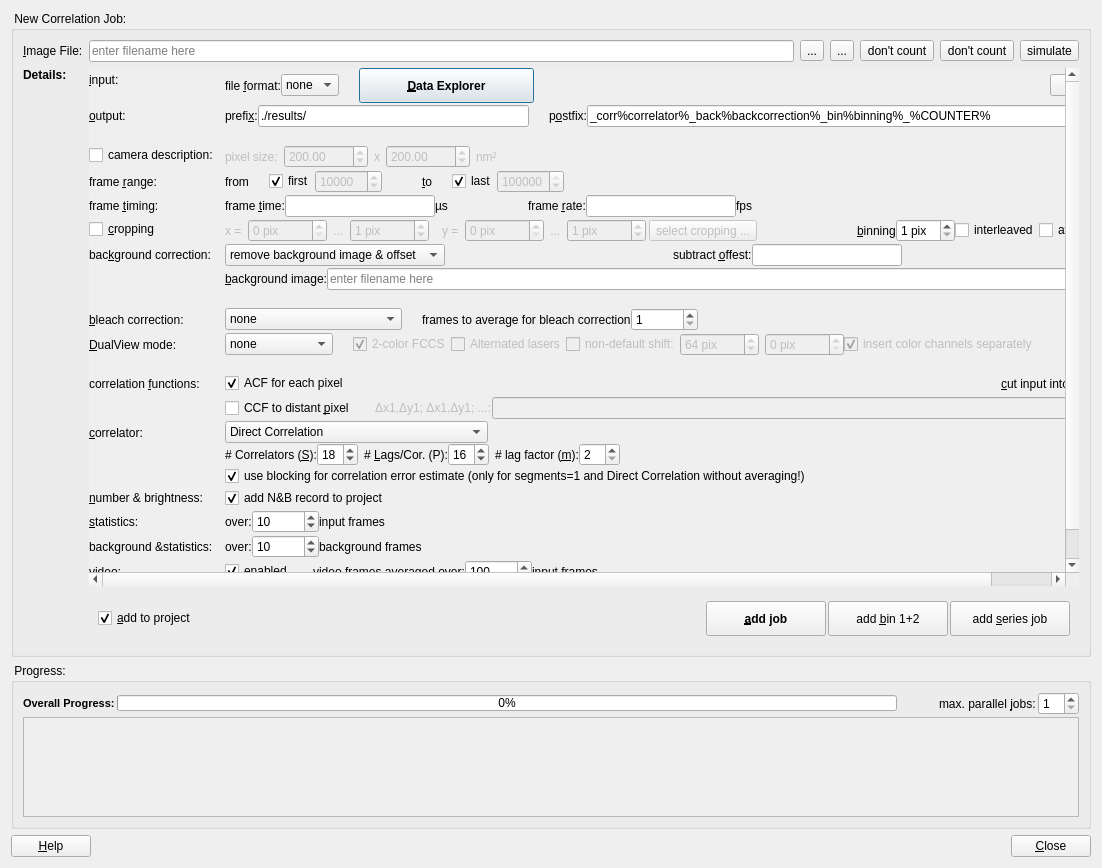
This is plugins/imagingfcs/qfrdrimagingfcscorrelationdialog.ui in lukl/QuickFit3 as Qt 5 draws it before an edit. The edited form follows.
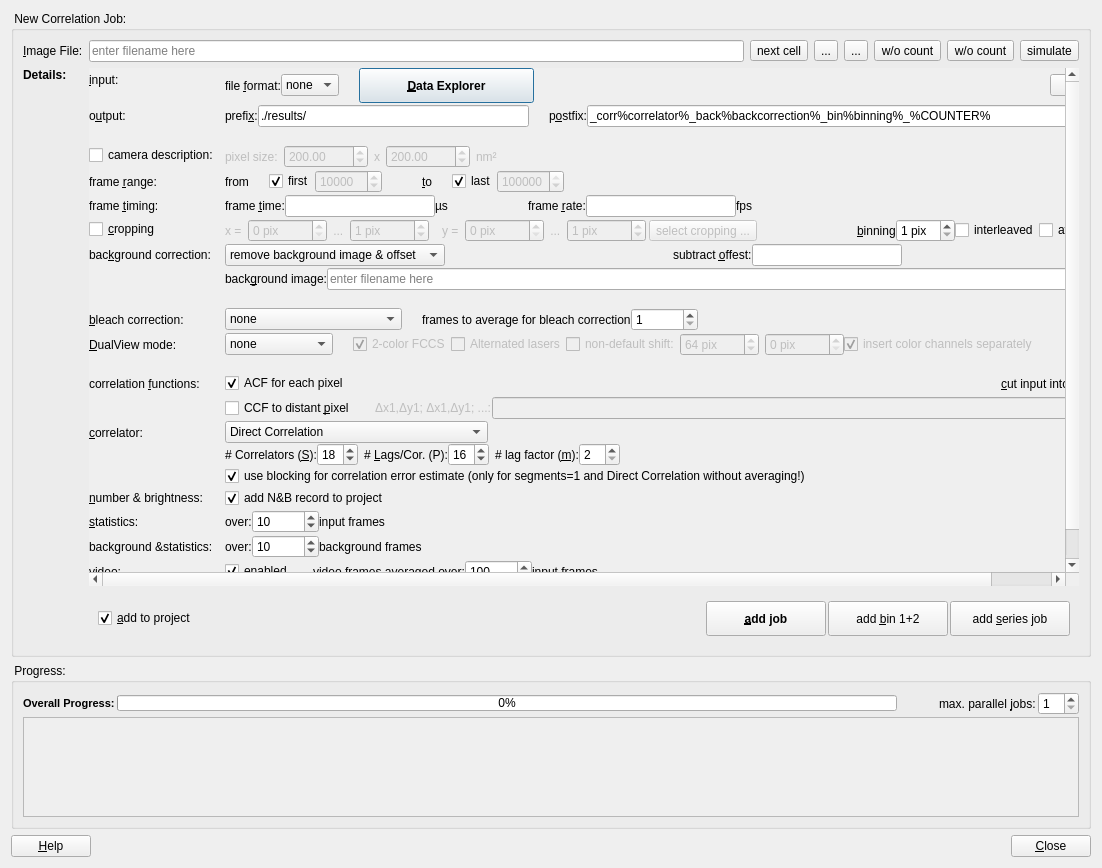
This is the edited form. Icons and pictures are not drawn. Custom widgets are drawn as their Qt base class.

Commit message: Added Next Cell Button to imFCS:Correlator Plugin

Diff of the .ui file:
```diff
--- a/plugins/imagingfcs/qfrdrimagingfcscorrelationdialog.ui
+++ b/plugins/imagingfcs/qfrdrimagingfcscorrelationdialog.ui
@@ -48,6 +48,13 @@
           </property>
          </widget>
         </item>
+        <item>
+         <widget class="QToolButton" name="btnNextCell">
+          <property name="text">
+           <string>next cell</string>
+          </property>
+         </widget>
+        </item>
         <item>
          <widget class="QToolButton" name="btnSelectImageFile">
           <property name="toolTip">
@@ -82,7 +89,7 @@
            <string>select an image series file to correlate</string>
           </property>
           <property name="text">
-           <string>don't count</string>
+           <string>w/o count</string>
           </property>
           <property name="icon">
            <iconset resource="qfrdrimagingfcs.qrc">
@@ -99,7 +106,7 @@
            <string>read metadata from the given image series file</string>
           </property>
           <property name="text">
-           <string>don't count</string>
+           <string>w/o count</string>
           </property>
           <property name="icon">
            <iconset resource="qfrdrimagingfcs.qrc">
@@ -346,7 +353,7 @@
              <item row="2" column="0">
               <widget class="QLabel" name="label_21">
                <property name="text">
-                <string>&amp;output:</string>
+                <string>o&amp;utput:</string>
                </property>
                <property name="buddy">
                 <cstring>edtPrefix</cstring>
@@ -1139,7 +1146,7 @@
                <item>
                 <widget class="QLabel" name="label_31">
                  <property name="text">
-                  <string>&amp;background image:</string>
+                  <string>back&amp;ground image:</string>
                  </property>
                  <property name="buddy">
                   <cstring>edtBackgroundFile</cstring>
```
The commit also changes 2 other files.
